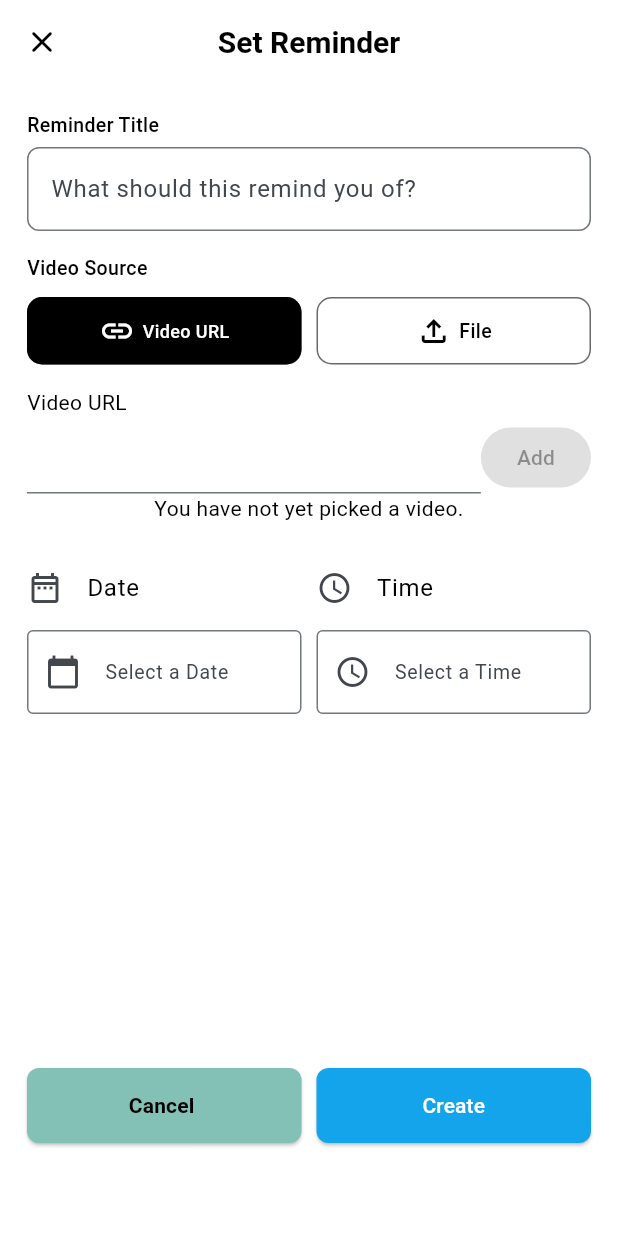
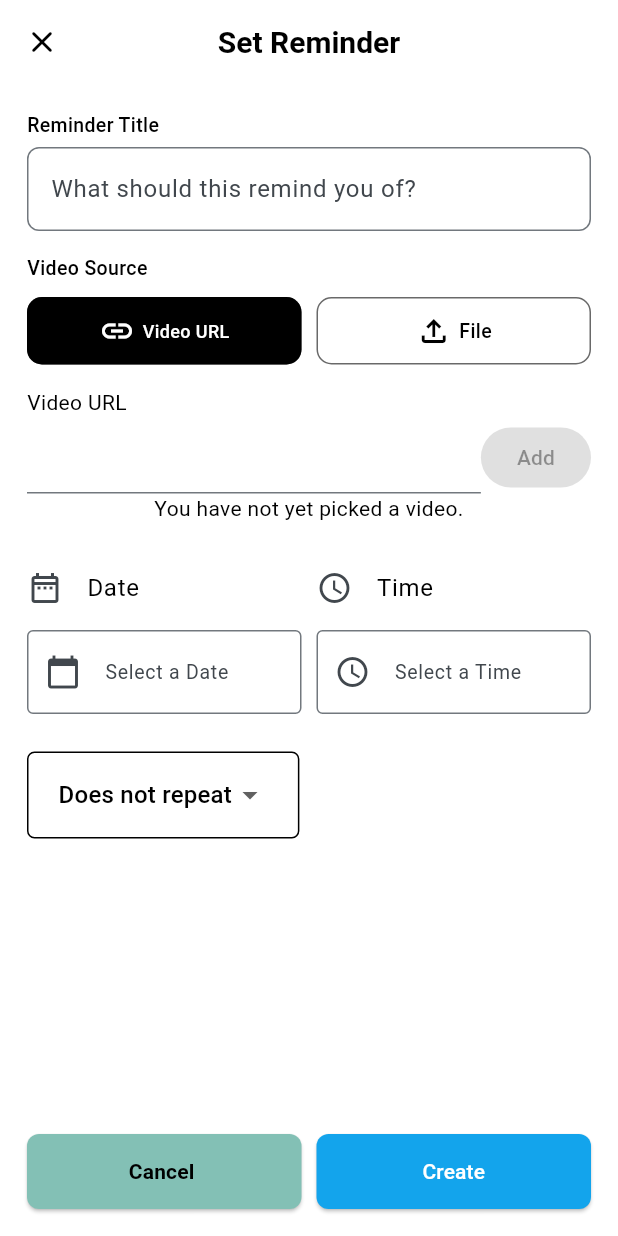
Before and after one commit to Emmanueljr07/memo-clip, a Flutter app: the TabsScreen screen opened directly, item 2 of the bottom bar chosen, on a phone screen of 412 x 824 dp. Run offline on Flutter 3.47's test engine with Material 3 defaults, Android fonts, the light colour scheme and no system bars; our stand-ins replace awesome_notifications, better_native_video_player, flutter_riverpod, image_picker, internet_connection_checker, permission_handler and 3 more; missing offline and left inert: video_player_pip, video_thumbnail, workmanager; accounts and stored records are empty.

Commit message:
Set repeating alarm

```diff
--- a/lib/models/reminder_item.dart
+++ b/lib/models/reminder_item.dart
@@ -3,15 +3,17 @@ import 'package:uuid/uuid.dart';
 
 import 'dart:io';
 
+enum RepeatInterval { noRepeat, daily, weekly, monthly, yearly }
+
 class ReminderItem {
   final String id;
+  final String title;
   final File videoPath;
-  final String title;
   final DateTime scheduledDate;
   final TimeOfDay scheduledTime;
   final File thumbnail;
-  // final bool isRepeating;
-  // final String repeatInterval; // e.g., "Daily", "Weekly"
+  final bool isRepeating;
+  final RepeatInterval repeatInterval; // e.g., "Daily", "Weekly"
   final bool isActive;
 
   ReminderItem({
@@ -21,8 +23,8 @@ class ReminderItem {
     required this.scheduledDate,
     required this.scheduledTime,
     required this.thumbnail,
-    // required this.isRepeating,
-    // required this.repeatInterval,
+    required this.isRepeating,
+    required this.repeatInterval,
     required this.isActive,
   }) : id = id ?? Uuid().v4();
 
@@ -34,20 +36,23 @@ class ReminderItem {
   Map<String, dynamic> toJson() {
     return {
       'id': id,
+      'title': title,
       'video_path': videoPath.path,
-      'title': title,
       'scheduled_date': scheduledDate.toIso8601String(),
       'scheduled_time': '${scheduledTime.hour}:${scheduledTime.minute}',
       'thumbnail': thumbnail.path,
       'is_active': isActive ? 1 : 0,
+      'is_repeating': isRepeating ? 1 : 0,
+      'repeat_interval': repeatInterval.name,
+      // 'repeat_interval': repeatInterval.toString().split('.').last,
     };
   }
 
   factory ReminderItem.fromJson(Map<String, dynamic> json) {
     return ReminderItem(
       id: json['id'] as String,
+      title: json['title'] as String,
       videoPath: File(json['video_path'] as String),
-      title: json['title'] as String,
       scheduledDate: DateTime.parse(json['scheduled_date'] as String),
       scheduledTime: TimeOfDay(
         hour: int.parse((json['scheduled_time'] as String).split(':')[0]),
@@ -55,6 +60,11 @@ class ReminderItem {
       ),
       thumbnail: File(json['thumbnail'] as String),
       isActive: (json['is_active'] as int) == 1,
+      isRepeating: (json['is_repeating'] as int) == 1,
+      repeatInterval: RepeatInterval.values.firstWhere(
+        (e) => e.toString().split('.').last == json['repeat_interval'],
+        orElse: () => RepeatInterval.noRepeat,
+      ),
     );
   }
 }
--- a/lib/screens/set_reminder/set_reminders_screen.dart
+++ b/lib/screens/set_reminder/set_reminders_screen.dart
@@ -2,6 +2,7 @@ import 'dart:io';
 
 import 'package:flutter/material.dart';
 import 'package:flutter_riverpod/flutter_riverpod.dart';
+import 'package:memo_clip/models/reminder_item.dart';
 import 'package:memo_clip/provider/user_reminders.dart';
 import 'package:memo_clip/screens/reminders/tabs.dart';
 import 'package:memo_clip/screens/set_reminder/section/date_time_section.dart';
@@ -31,6 +32,8 @@ class _SetRemindersScreenState extends ConsumerState<SetRemindersScreen> {
 
   bool _isLoading = false;
 
+  RepeatInterval _interval = RepeatInterval.noRepeat;
+
   void _saveReminder() {
     // Show Loading Indicator
     setState(() {
@@ -55,6 +58,7 @@ class _SetRemindersScreenState extends ConsumerState<SetRemindersScreen> {
           scheduledTime!,
           thumbnail!,
           isActive,
+          _interval,
         );
 
     setState(() {
@@ -87,26 +91,6 @@ class _SetRemindersScreenState extends ConsumerState<SetRemindersScreen> {
     super.dispose();
   }
 
-  // void _showError(String message) {
-  //   ScaffoldMessenger.of(context).showSnackBar(
-  //     SnackBar(
-  //       content: Text(message),
-  //       backgroundColor: Colors.red,
-  //       duration: const Duration(seconds: 3),
-  //     ),
-  //   );
-  // }
-
-  // void _showSuccess(String message) {
-  //   ScaffoldMessenger.of(context).showSnackBar(
-  //     SnackBar(
-  //       content: Text(message),
-  //       backgroundColor: Colors.green,
-  //       duration: const Duration(seconds: 5),
-  //     ),
-  //   );
-  // }
-
   @override
   Widget build(BuildContext context) {
     ref.watch(userRemindersProvider);
@@ -136,14 +120,16 @@ class _SetRemindersScreenState extends ConsumerState<SetRemindersScreen> {
         ),
       ),
       body: SafeArea(
-        child: SingleChildScrollView(
         child: Container(
           width: double.infinity,
-            height: MediaQuery.of(context).size.height - 100,
+          // height: MediaQuery.of(context).size.height - 50,
           padding: const EdgeInsets.all(18),
-            child: Column(
+          child: Stack(
+            children: [
+              Column(
                 children: [
                   Expanded(
+                    child: SingleChildScrollView(
                       child: Column(
                         crossAxisAlignment: CrossAxisAlignment.start,
                         children: [
@@ -174,7 +160,47 @@ class _SetRemindersScreenState extends ConsumerState<SetRemindersScreen> {
                               });
                             },
                           ),
+
+                          SizedBox(height: 20),
+                          // Dropdown for Repeating Interval
+                          Container(
+                            margin: EdgeInsets.only(top: 5),
+                            padding: EdgeInsets.symmetric(
+                              horizontal: 20,
+                              vertical: 4,
+                            ),
+                            decoration: BoxDecoration(
+                              borderRadius: BorderRadius.circular(5),
+                              border: Border.all(
+                                color: colorScheme.onSurface,
+                                width: 1,
+                              ),
+                            ),
+                            child: DropdownButton<RepeatInterval>(
+                              value: _interval,
+                              underline: Container(),
+                              items: RepeatInterval.values
+                                  .map<DropdownMenuItem<RepeatInterval>>((
+                                    RepeatInterval value,
+                                  ) {
+                                    return DropdownMenuItem<RepeatInterval>(
+                                      value: value,
+                                      child: value.name == 'noRepeat'
+                                          ? Text('Does not repeat')
+                                          : Text(value.name),
+                                    );
+                                  })
+                                  .toList(),
+                              onChanged: (newValue) {
+                                setState(() {
+                                  _interval = newValue!;
+                                });
+                                debugPrint("New Value: $_interval");
+                              },
+                            ),
+                          ),
                         ],
+                      ),
                     ),
                   ),
 
@@ -188,7 +214,9 @@ class _SetRemindersScreenState extends ConsumerState<SetRemindersScreen> {
                             onPressed: () {
                               Navigator.pushReplacement(
                                 context,
-                              MaterialPageRoute(builder: (ctx) => TabsScreen()),
+                                MaterialPageRoute(
+                                  builder: (ctx) => TabsScreen(),
+                                ),
                               );
                             },
                             style: ElevatedButton.styleFrom(
@@ -239,6 +267,8 @@ class _SetRemindersScreenState extends ConsumerState<SetRemindersScreen> {
                   if (_isLoading) LoadingScreen(),
                 ],
               ),
+              if (_isLoading) LoadingScreen(),
+            ],
           ),
         ),
       ),
--- a/lib/theme/theme.dart
+++ b/lib/theme/theme.dart
@@ -16,7 +16,8 @@ ThemeData darkMode = ThemeData(
   brightness: Brightness.dark,
   colorScheme: ColorScheme.dark(
     primary: AppColors.darkPrimary,
-    secondary: AppColors.darkSecondary,
+    // secondary: AppColors.darkSecondary,
+    secondary: const Color(0xFF102A36),
     surface: AppColors.darkBackground,
     onSurface: AppColors.darkTextPrimary,
   ),
```
Also changed, not shown: lib/provider/user_reminders.dart (+14 -14 lines), lib/widgets/reminder_card.dart (+8 -2 lines), 1 other file. Lines whose indentation alone changed are shown as unchanged.
